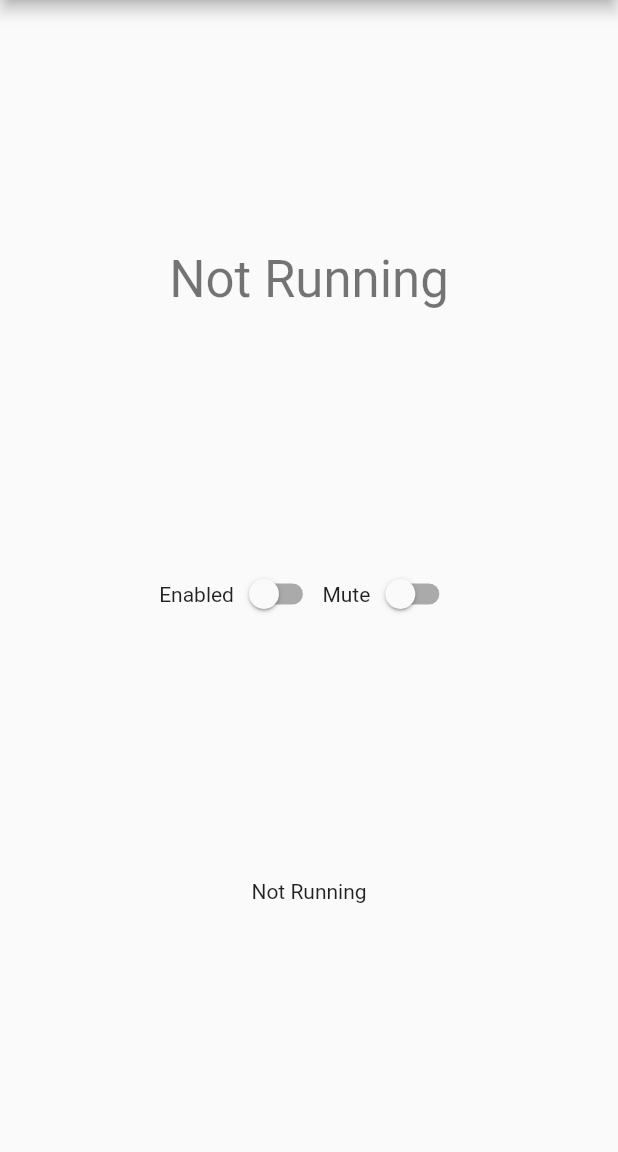
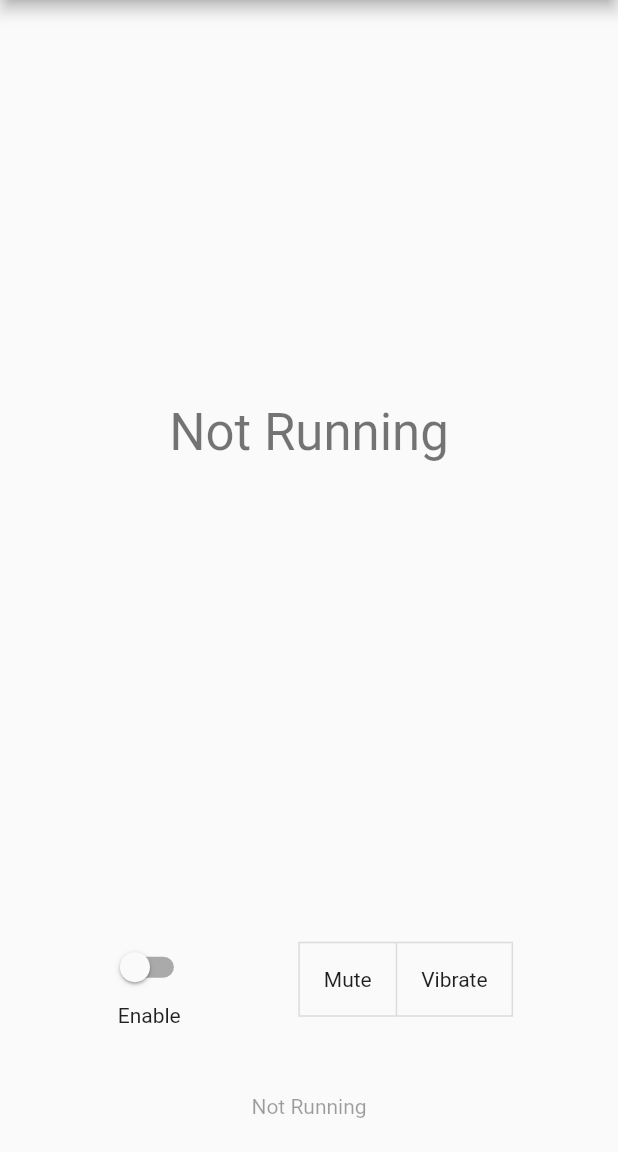
Before and after one commit to kmac/mindfulnotifier, a Flutter app: the screen it shows after launch, on a phone screen of 412 x 824 dp, the part 84-1236 px from its top. Run offline on Flutter 3.47's test engine with Material 2 defaults, Android fonts, the phone set to English and light mode, and no system bars; our stand-ins replace date_format, flutter_local_notifications, flutter_native_timezone, flutter_time_picker_spinner, just_audio, permission_handler and 3 more; missing offline and left inert: android_alarm_manager, audio_session.

Commit message:
Layout polishing and bug fixing, refactoring

```diff
--- a/lib/components/reminders.dart
+++ b/lib/components/reminders.dart
@@ -21,7 +21,7 @@ class Reminders {
     "What is the attitude in the mind right now?",
     "May you be safe and free from harm. May you be healthy and free from suffering. May you be happy. May you be peaceful and live with ease.",
     "Whatever it is that has the nature to arise will also pass away; therefore, there is nothing to want.",
-    "Sitting quietly, Doing nothing, Spring comes, and the grass grows, by itself.",
+    "Sitting quietly, Doing nothing, Spring comes, and the grass grows, by itself. -- Bashō",
     // "If this fear is with me the rest of my life, that is okay.",
   ];
   List<String> shuffledReminders;
--- /dev/null
+++ b/lib/components/utils.dart
@@ -0,0 +1,6 @@
+String timeNumToString(int source) {
+  if (source < 10) {
+    return "0$source";
+  }
+  return source.toString();
+}
--- a/lib/main.dart
+++ b/lib/main.dart
@@ -9,7 +9,7 @@ void main() async {
   // needed if you intend to initialize in the `main` function
   WidgetsFlutterBinding.ensureInitialized();
 
-  RemindfulApp app = RemindfulApp(appName);
+  MindfulNotifierApp app = MindfulNotifierApp(appName);
   app.init();
   runApp(app);
 }
--- a/lib/screens/app/mindfulnotifier.dart
+++ b/lib/screens/app/mindfulnotifier.dart
@@ -12,9 +12,9 @@ import 'package:date_format/date_format.dart';
 
 const bool testing = false;
 
-class RemindfulApp extends StatelessWidget {
+class MindfulNotifierApp extends StatelessWidget {
   final String title;
-  RemindfulApp(this.title);
+  MindfulNotifierApp(this.title);
 
   void init() async {
     initializeNotifications();
@@ -33,7 +33,7 @@ class RemindfulApp extends StatelessWidget {
         visualDensity: VisualDensity.adaptivePlatformDensity,
       ),
       routes: {
-        '/': (context) => RemindfulAppWidget(title: title),
+        '/': (context) => MindfulNotifierAppWidget(title: title),
         '/schedules': (context) => SchedulesWidget(),
         // '/reminders': (context) => RemindersScreen(),
         // '/bells': (context) => BellScreen(),
@@ -43,7 +43,7 @@ class RemindfulApp extends StatelessWidget {
   }
 }
 
-class RemindfulAppWidget extends StatefulWidget {
+class MindfulNotifierAppWidget extends StatefulWidget {
   // This widget is the home page of your application. It is stateful, meaning
   // that it has a State object (defined below) that contains fields that affect
   // how it looks.
@@ -77,13 +77,14 @@ If in doubt, start by managing state in the parent widget.
 
   final String title;
 
-  RemindfulAppWidget({Key key, this.title}) : super(key: key);
+  MindfulNotifierAppWidget({Key key, this.title}) : super(key: key);
 
   @override
-  RemindfulWidgetController createState() => RemindfulWidgetController(title);
+  MindfulNotifierWidgetController createState() =>
+      MindfulNotifierWidgetController(title);
 }
 
-class RemindfulWidgetController extends State<RemindfulAppWidget> {
+class MindfulNotifierWidgetController extends State<MindfulNotifierAppWidget> {
   // UI event handlers, init code, etc goes here
 
   final String title;
@@ -91,11 +92,12 @@ class RemindfulWidgetController extends State<RemindfulAppWidget> {
   String infoMessage = 'Not Running';
   bool _enabled = false;
   bool _mute = false;
+  bool _vibrate = false;
   static Scheduler scheduler;
   TimeOfDay quietStart = TimeOfDay(hour: 22, minute: 0);
   TimeOfDay quietEnd = TimeOfDay(hour: 10, minute: 0);
 
-  RemindfulWidgetController(this.title) {
+  MindfulNotifierWidgetController(this.title) {
     _getDS();
   }
 
@@ -105,14 +107,14 @@ class RemindfulWidgetController extends State<RemindfulAppWidget> {
     _ds ??= await DataStore.create();
   }
 
-  Future<void> _handlePermissions() async {
-    // TODO change this to take the user to the settings in UI
-    Map<Permission, PermissionStatus> statuses = await [
-      Permission.ignoreBatteryOptimizations,
-      Permission.notification,
-    ].request();
-    print(statuses[Permission.location]);
-  }
+  // Future<void> _handlePermissions() async {
+  //   // TODO change this to take the user to the settings in UI
+  //   Map<Permission, PermissionStatus> statuses = await [
+  //     // Permission.ignoreBatteryOptimizations,
+  //     Permission.notification,
+  //   ].request();
+  //   print(statuses[Permission.location]);
+  // }
 
   void setEnabled(bool enabled) async {
     // await _handlePermissions();
@@ -122,11 +124,10 @@ class RemindfulWidgetController extends State<RemindfulAppWidget> {
       // so that the display can reflect the updated values.
       _enabled = enabled;
       if (_enabled) {
-        if (scheduler != null) {
-          scheduler.disable();
-        }
-        setMessage('Running');
-        setInfoMessage('Running');
+        scheduler?.disable();
+        //reminders
+        setMessage('Enabled. Awaiting first notification...');
+        setInfoMessage('Enabled');
         scheduler = _ds.buildScheduler(this, title);
         scheduler.enable();
       } else {
@@ -138,13 +139,9 @@ class RemindfulWidgetController extends State<RemindfulAppWidget> {
     });
   }
 
-  void setNextNotification(TimeOfDay timeOfDay) {
-    var timestr = formatDate(
-        DateTime(2020, 01, 1, timeOfDay.hour, timeOfDay.minute),
-        [hh, ':', nn, " ", am]).toString();
-    if (message == 'Running' || message == 'Disabled') {
-      setMessage("Next notification at $timestr");
-    }
+  void setNextNotification(DateTime dateTime) {
+    var timestr =
+        formatDate(dateTime, [hh, ':', nn, ':', ss, " ", am]).toString();
     setInfoMessage("Next notification at $timestr");
   }
 
@@ -152,6 +149,13 @@ class RemindfulWidgetController extends State<RemindfulAppWidget> {
     setState(() {
       _mute = mute;
       Notifier.mute = _mute;
+    });
+  }
+
+  void setVibrate(bool vibrate) {
+    setState(() {
+      _vibrate = vibrate;
+      Notifier.vibrate = _vibrate;
     });
   }
 
@@ -189,74 +193,93 @@ class RemindfulWidgetController extends State<RemindfulAppWidget> {
   }
 
   @override
-  Widget build(BuildContext context) => _RemindfulWidgetView(this);
+  Widget build(BuildContext context) => _MindfulNotifierWidgetView(this);
 }
 
-class _RemindfulWidgetView
-    extends WidgetView<RemindfulAppWidget, RemindfulWidgetController> {
-  _RemindfulWidgetView(RemindfulWidgetController state) : super(state);
+class _MindfulNotifierWidgetView extends WidgetView<MindfulNotifierAppWidget,
+    MindfulNotifierWidgetController> {
+  _MindfulNotifierWidgetView(MindfulNotifierWidgetController state)
+      : super(state);
 
   @override
   Widget build(BuildContext context) {
     // Widget tree
     return Scaffold(
       appBar: AppBar(
-        // Here we take the value from the MyHomePage object that was created by
-        // the App.build method, and use it to set our appbar title.
         title: Text(state.widget.title),
       ),
       body: Center(
-        // Center is a layout widget. It takes a single child and positions it
-        // in the middle of the parent.
         child: Column(
-          // Column is also a layout widget. It takes a list of children and
-          // arranges them vertically. By default, it sizes itself to fit its
-          // children horizontally, and tries to be as tall as its parent.
-          //
           // Invoke "debug painting" (press "p" in the console, choose the
           // "Toggle Debug Paint" action from the Flutter Inspector in Android
           // Studio, or the "Toggle Debug Paint" command in Visual Studio Code)
           // to see the wireframe for each widget.
-          //
-          // Column has various properties to control how it sizes itself and
-          // how it positions its children. Here we use mainAxisAlignment to
-          // center the children vertically; the main axis here is the vertical
-          // axis because Columns are vertical (the cross axis would be
-          // horizontal).
           mainAxisAlignment: MainAxisAlignment.spaceEvenly,
           children: <Widget>[
-            Text(
+            Expanded(
+              flex: 15,
+              child: Container(
+                margin:
+                    // EdgeInsets.only(top: 24, left: 24, right: 24, bottom: 24),
+                    EdgeInsets.only(top: 40, left: 40, right: 40, bottom: 40),
+                alignment: Alignment.center,
+                // decoration: BoxDecoration(color: Colors.grey[100]),
+                child: Text(
                   '${state.message}',
                   style: Theme.of(context).textTheme.headline4,
+                  // style: Theme.of(context).textTheme.headline5,
+                  textAlign: TextAlign.left,
+                  softWrap: true,
                 ),
-            // Spacer(),
-            Row(
+              ),
+            ),
+            Expanded(
+              flex: 4,
+              child: Row(
+                mainAxisAlignment: MainAxisAlignment.spaceEvenly,
+                children: <Widget>[
+                  Column(
                     mainAxisAlignment: MainAxisAlignment.center,
                     children: <Widget>[
-                Row(
-                  mainAxisAlignment: MainAxisAlignment.start,
-                  children: <Widget>[
-                    Text('Enabled'),
                       Switch(
                         value: state._enabled,
                         onChanged: state.setEnabled,
                       ),
+                      Text(state._enabled ? 'Enabled' : 'Enable'),
                     ],
                   ),
-                Row(
-                  mainAxisAlignment: MainAxisAlignment.end,
-                  children: <Widget>[
-                    Text('Mute'),
-                    Switch(
-                      value: state._mute,
-                      onChanged: state.setMute,
+                  ToggleButtons(
+                    isSelected: [state._mute, state._vibrate],
+                    onPressed: (index) {
+                      switch (index) {
+                        case 0:
+                          state.setMute(!state._mute);
+                          break;
+                        case 1:
+                          state.setVibrate(!state._vibrate);
+                          break;
+                      }
+                    },
+                    children: [
+                      Padding(
+                        padding: EdgeInsets.symmetric(horizontal: 16.0),
+                        child: Text(state._mute ? 'Muted' : 'Mute'),
+                      ),
+                      Padding(
+                        padding: EdgeInsets.symmetric(horizontal: 16.0),
+                        child: Text('Vibrate'),
                       ),
                     ],
-                )
+                  ),
                 ],
               ),
-            Text(
+            ),
+            Expanded(
+              flex: 1,
+              child: Text(
                 '${state.infoMessage}',
+                style: TextStyle(color: Colors.black38),
+              ),
             ),
           ],
         ),
@@ -278,14 +301,12 @@ class _RemindfulWidgetView
               ),
             ),
             ListTile(
-              //leading: Icon(Icons.message),
               leading: Icon(Icons.schedule),
               title: Text('Schedule'),
               subtitle: Text('Configure reminder frequency'),
               onTap: state.handleScheduleOnTap,
             ),
             ListTile(
-              // leading: Icon(Icons.alarm),
               leading: Icon(Icons.list),
               title: Text('Reminders'),
               subtitle: Text('Configure reminder contents'),
--- a/lib/screens/widgetview.dart
+++ b/lib/screens/widgetview.dart
@@ -1,5 +1,3 @@
-import 'dart:ui';
-
 import 'package:flutter/cupertino.dart';
 import 'package:flutter/material.dart';
 
```
Also changed, not shown: lib/components/datastore.dart (+11 -7 lines), lib/components/notifier.dart (+27 -10 lines), lib/components/schedule.dart (+46 -42 lines), lib/screens/schedules/schedulesview.dart (+5 -12 lines), 8 other files. Lines whose indentation alone changed are shown as unchanged.
